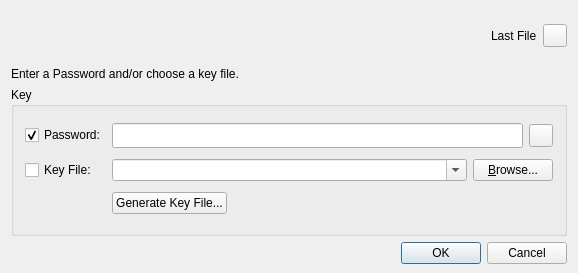
Above: src/forms/PasswordDlg.ui from lorf/keepassx before the change. Below: the same form after it.
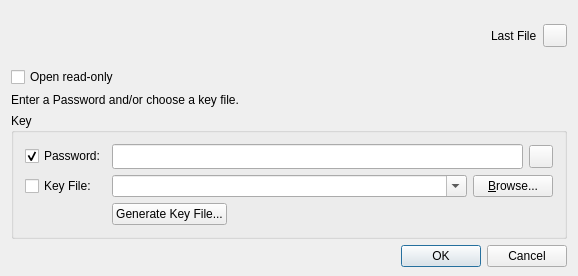
That is the form after the change.

Commit message: - Add an option to open database in read-only mode.

What changed in the file:
```diff
--- a/src/forms/PasswordDlg.ui
+++ b/src/forms/PasswordDlg.ui
@@ -88,6 +88,16 @@
      </item>
     </layout>
    </item>
+   <item>
+    <widget class="QCheckBox" name="Check_OpenReadOnly" >
+     <property name="text" >
+      <string>Open read-only</string>
+     </property>
+     <property name="checked" >
+      <bool>false</bool>
+     </property>
+    </widget>
+   </item>
    <item>
     <widget class="QLabel" name="textLabel1" >
      <property name="sizePolicy" >
```
Left out of the diff: 1 changed line with no effect on the pictures. The commit also changes 6 other files.
